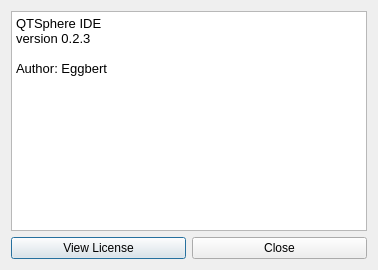
First picture: the form in src/aboutdialog.ui, repository Eggbertx/QtSphere-IDE, before the edit.
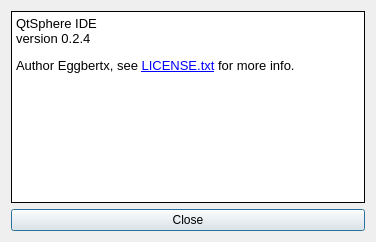
Second picture: the form after the edit.

The edit to the form file:
```diff
--- a/src/aboutdialog.ui
+++ b/src/aboutdialog.ui
@@ -6,8 +6,8 @@
    <rect>
     <x>0</x>
     <y>0</y>
-    <width>378</width>
-    <height>270</height>
+    <width>376</width>
+    <height>242</height>
    </rect>
   </property>
   <property name="windowTitle">
@@ -18,27 +18,27 @@
     <layout class="QVBoxLayout" name="verticalLayout">
      <item>
       <widget class="QTextBrowser" name="textBrowser">
+       <property name="frameShape">
+        <enum>QFrame::Panel</enum>
+       </property>
+       <property name="frameShadow">
+        <enum>QFrame::Plain</enum>
+       </property>
+       <property name="lineWidth">
+        <number>1</number>
+       </property>
        <property name="html">
         <string>&lt;!DOCTYPE HTML PUBLIC &quot;-//W3C//DTD HTML 4.0//EN&quot; &quot;http://www.w3.org/TR/REC-html40/strict.dtd&quot;&gt;
 &lt;html&gt;&lt;head&gt;&lt;meta name=&quot;qrichtext&quot; content=&quot;1&quot; /&gt;&lt;style type=&quot;text/css&quot;&gt;
 p, li { white-space: pre-wrap; }
 &lt;/style&gt;&lt;/head&gt;&lt;body style=&quot; font-family:'Sans'; font-size:10pt; font-weight:400; font-style:normal;&quot;&gt;
-&lt;p style=&quot; margin-top:0px; margin-bottom:0px; margin-left:0px; margin-right:0px; -qt-block-indent:0; text-indent:0px;&quot;&gt;QTSphere IDE&lt;br /&gt;version 0.2.3&lt;br /&gt;&lt;br /&gt;Author: Eggbert&lt;/p&gt;&lt;/body&gt;&lt;/html&gt;</string>
+&lt;p style=&quot; margin-top:12px; margin-bottom:12px; margin-left:0px; margin-right:0px; -qt-block-indent:0; text-indent:0px;&quot;&gt;QtSphere IDE&lt;br /&gt;version 0.2.4&lt;/p&gt;
+&lt;p style=&quot; margin-top:12px; margin-bottom:12px; margin-left:0px; margin-right:0px; -qt-block-indent:0; text-indent:0px;&quot;&gt;Author Eggbertx, see &lt;a href=&quot;https://github.com/Eggbertx/QtSphere-IDE/blob/master/LICENSE.txt&quot;&gt;&lt;span style=&quot; text-decoration: underline; color:#0000ff;&quot;&gt;LICENSE.txt&lt;/span&gt;&lt;/a&gt; for more info.&lt;/p&gt;&lt;/body&gt;&lt;/html&gt;</string>
        </property>
-      </widget>
-     </item>
-     <item>
-      <layout class="QHBoxLayout" name="horizontalLayout">
-       <item>
-        <layout class="QHBoxLayout" name="horizontalLayout_2">
-         <item>
-          <widget class="QPushButton" name="viewLicense">
-           <property name="text">
-            <string>View License</string>
-           </property>
-          </widget>
-         </item>
-        </layout>
+       <property name="openExternalLinks">
+        <bool>true</bool>
+       </property>
+      </widget>
        </item>
        <item>
         <widget class="QPushButton" name="closeAboutDialog">
@@ -46,8 +46,6 @@
           <string>Close</string>
          </property>
         </widget>
-       </item>
-      </layout>
      </item>
     </layout>
    </item>
```
Lines whose indentation alone changed are shown as unchanged.
